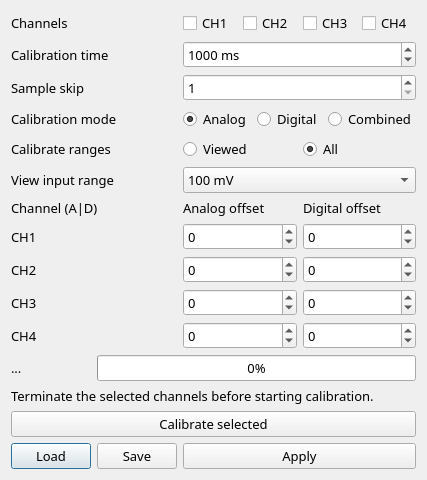
Old version of the form FullCalibrationDialog.ui in the repository sevenreek/qtadqscope.
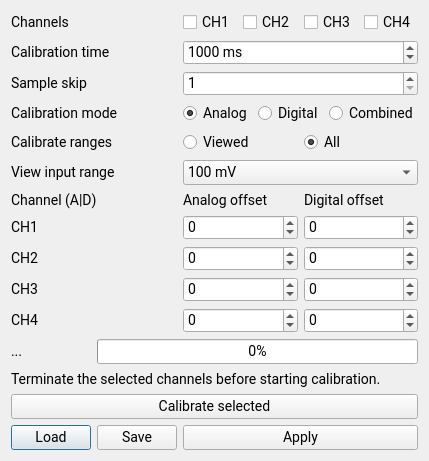
New version of the form.

What changed in the file:
```diff
--- a/FullCalibrationDialog.ui
+++ b/FullCalibrationDialog.ui
@@ -9,19 +9,22 @@
    <rect>
     <x>0</x>
     <y>0</y>
-    <width>386</width>
-    <height>411</height>
+    <width>425</width>
+    <height>461</height>
    </rect>
   </property>
   <property name="font">
    <font>
-    <family>Calibri Light</family>
-    <pointsize>10</pointsize>
+    <family>Roboto</family>
+    <pointsize>-1</pointsize>
    </font>
   </property>
   <property name="windowTitle">
    <string>Dialog</string>
   </property>
+  <property name="styleSheet">
+   <string notr="true">font-family: Roboto; font-size: 14px;</string>
+  </property>
   <layout class="QGridLayout" name="gridLayout">
    <item row="2" column="0" colspan="2">
     <widget class="QLabel" name="label_3">
```
Left out of the diff: 2 changed lines with no effect on the pictures.
